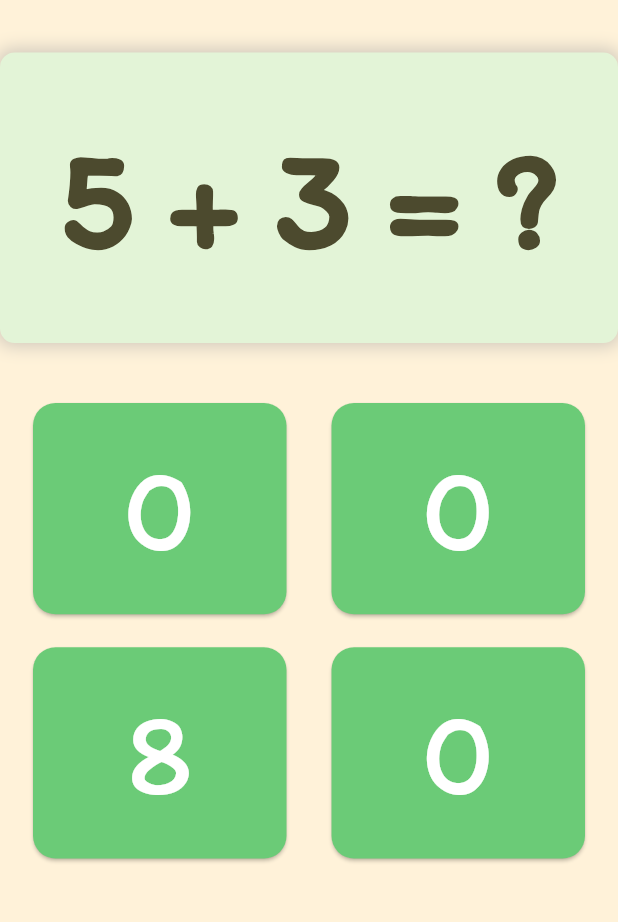
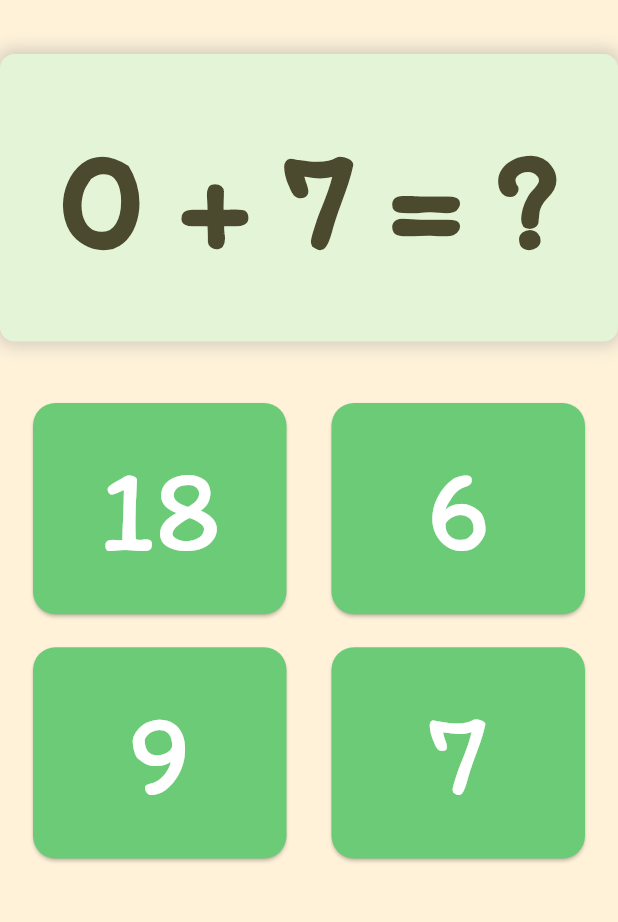
Before and after one commit to woacwoak/Educational-App, a Flutter app: the screen it shows after launch, after a tap on "Play", after a tap on "Math", on a phone screen of 412 x 824 dp, the part 147-1069 px from its top. Run offline on Flutter 3.47's test engine with Material 3 defaults, Android fonts, the phone set to English and light mode, and no system bars; our stand-ins replace flutter_svg.

Commit message:
I created Math Game's logic

```diff
--- a/educational_app/lib/pages/math.dart
+++ b/educational_app/lib/pages/math.dart
@@ -1,6 +1,124 @@
 import 'dart:math';
 import 'package:flutter/material.dart';
 import 'package:curious_bear/widgets/custom_app_bar.dart';
+
+
+class MathPage extends StatefulWidget {
+  const MathPage({super.key});
+
+  @override
+  State<MathPage> createState() => _MathPageState();
+}
+
+class _MathPageState extends State<MathPage> {
+  late int num1;
+  late int num2;
+  late int correctAnswer;
+  late List<int> answers = [];
+
+  @override
+  void initState() {
+    super.initState();
+    generateQuestion();
+  }
+
+  void generateQuestion() {
+    final random = Random();
+    num1 = random.nextInt(10);
+    num2 = random.nextInt(10);
+    correctAnswer = num1 + num2;
+
+    answers = [correctAnswer];
+
+    while (answers.length < 4) {
+      answers.add(random.nextInt(20));
+    }
+
+    answers.shuffle();
+  }
+  void onAnswerSelected(int answer) {
+    if (answer == correctAnswer) {
+      ScaffoldMessenger.of(context).showSnackBar(
+        SnackBar(content: Text('Correct!')),
+      );
+    } else {
+      ScaffoldMessenger.of(context).showSnackBar(
+        SnackBar(content: Text('Try again!')),
+      );
+    }
+    setState((){
+      generateQuestion();
+    });
+}
+
+
+
+
+
+
+  @override
+  Widget build(BuildContext context) {
+    return Scaffold(
+      appBar: appBar(),
+      backgroundColor: Color(0xffFFF2D9),
+      body: Column(
+        mainAxisAlignment: MainAxisAlignment.center,
+        children: [
+          SizedBox(height: 15),
+          Expanded(
+            child: FittedBox(
+              fit: BoxFit.contain,
+              child: Container(
+                padding: const EdgeInsets.symmetric(horizontal: 40, vertical: 30),
+                decoration: BoxDecoration(
+                  color: Color(0xffE3F4D7),
+                  borderRadius: BorderRadius.circular(10),
+                  boxShadow: [
+                    BoxShadow(
+                      color: Colors.grey.withOpacity(0.5),
+                      spreadRadius: 2,
+                      blurRadius: 10,
+                      offset: Offset(0, 0),
+                    ),
+                  ],
+                ),
+              child: Text(
+                '$num1 + $num2 = ?',
+                style: TextStyle(
+                  fontSize: 96,
+                  fontWeight: FontWeight.bold,
+                  color: Color(0xff4C4A2E),
+                ),
+              ),
+              ),
+            ),
+          ),
+          SizedBox(height: 10),
+
+          Expanded(
+            flex: 2,
+            child: Padding(
+              padding: const EdgeInsets.symmetric(horizontal: 22, vertical: 10),
+              child: GridView.count(
+                crossAxisCount: 2,
+                childAspectRatio: 1.2,
+                mainAxisSpacing: 22,
+                crossAxisSpacing: 30,
+                children: [
+                for (var answer in answers)
+                  AnswerButton(
+                    answer: answer.toString(),
+                    onPressed: () => onAnswerSelected(answer),
+                  ),
+                ],
+              ),
+            ),
+          ),
+        ],
+      ),
+    );
+  }
+}
 
 class AnswerButton extends StatelessWidget {
   final VoidCallback onPressed;
@@ -30,73 +148,3 @@ class AnswerButton extends StatelessWidget {
     );
   }
 }
-
-class MathPage extends StatelessWidget {
-  const MathPage({super.key});
-
-  @override
-  Widget build(BuildContext context) {
-    return Scaffold(
-      appBar: appBar(),
-      backgroundColor: Color(0xffFFF2D9),
-      body: Column(
-        mainAxisAlignment: MainAxisAlignment.center,
-        children: [
-          SizedBox(height: 15),
-          Expanded(
-            child: FittedBox(
-              fit: BoxFit.contain,
-              child: Container(
-                padding: const EdgeInsets.symmetric(horizontal: 40, vertical: 30),
-                decoration: BoxDecoration(
-                  color: Color(0xffE3F4D7),
-                  borderRadius: BorderRadius.circular(10),
-                  boxShadow: [
-                    BoxShadow(
-                      color: Colors.grey.withOpacity(0.5),
-                      spreadRadius: 2,
-                      blurRadius: 10,
-                      offset: Offset(0, 0),
-                    ),
-                  ],
-                ),
-              child: Text(
-                '5 + 3 = ?',
-                style: TextStyle(
-                  fontSize: 96,
-                  fontWeight: FontWeight.bold,
-                  color: Color(0xff4C4A2E),
-                ),
-              ),
-              ),
-            ),
-          ),
-          SizedBox(height: 10),
-
-          Expanded(
-            flex: 2,
-            child: Padding(
-              padding: const EdgeInsets.symmetric(horizontal: 22, vertical: 10),
-              child: GridView.count(
-                crossAxisCount: 2,
-                childAspectRatio: 1.2,
-                mainAxisSpacing: 22,
-                crossAxisSpacing: 30,
-                children: [
-                  AnswerButton(answer: Random().nextInt(10).toString(), onPressed: (){}),
-                  AnswerButton(answer: Random().nextInt(10).toString(), onPressed: (){}),
-                  AnswerButton(answer: "8", onPressed: (){}),
-                  AnswerButton(answer: Random().nextInt(10).toString(), onPressed: (){}),
-                ],
-              ),
-            ),
-          ),
-        ],
-      ),
-
-
-
-
-    );
-  }
-}
--- a/educational_app/lib/widgets/button.dart
+++ b/educational_app/lib/widgets/button.dart
@@ -1,5 +1,3 @@
-import 'package:curious_bear/main.dart';
-import 'package:curious_bear/pages/math.dart';
 import 'package:flutter/material.dart';
 
 class GameButton extends StatelessWidget{
```
